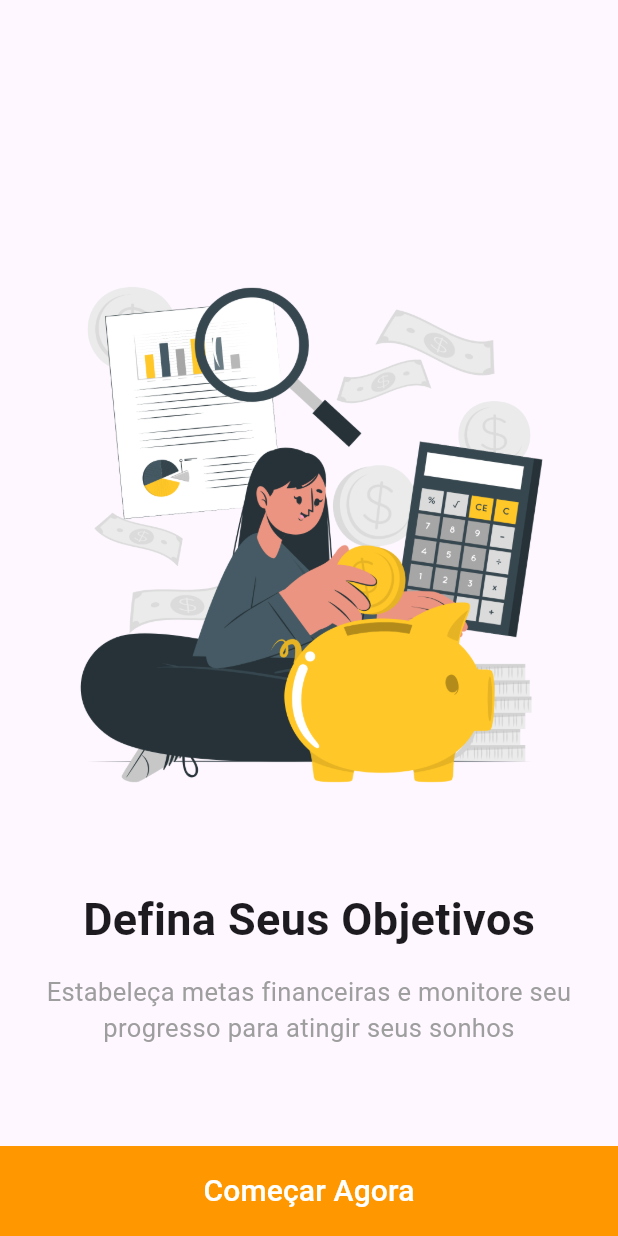
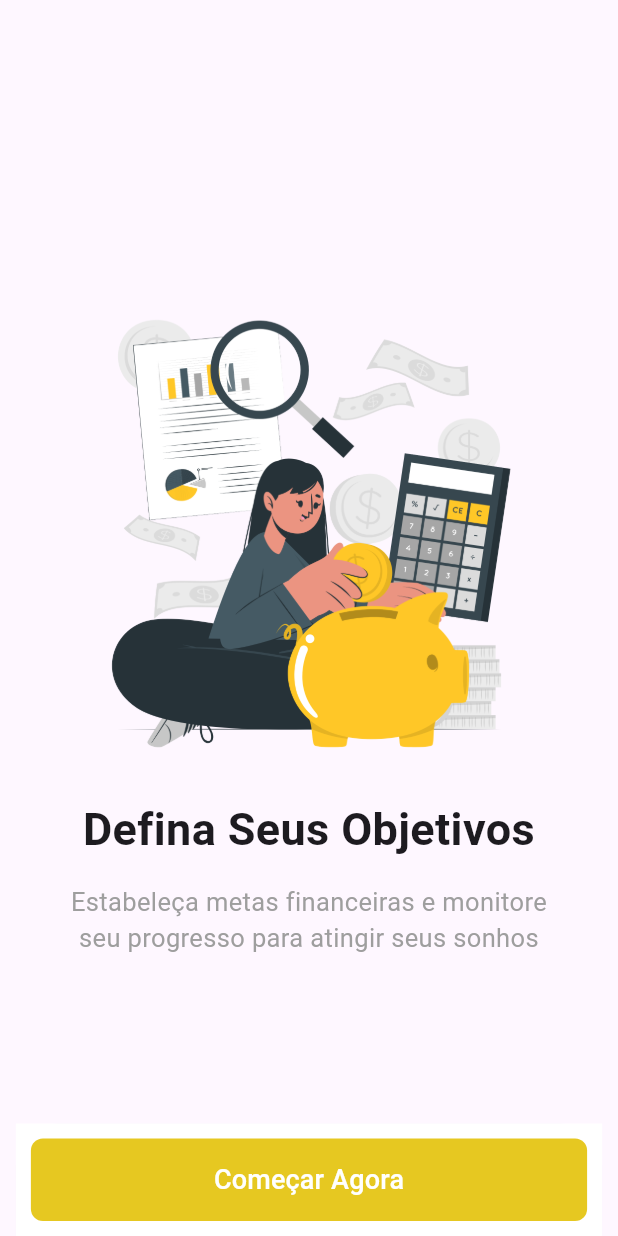
Before and after one commit to marlonangeli/ta-osso, a Flutter app: the screen it shows after launch, after a tap on "Pular", on a phone screen of 412 x 824 dp. Run offline on Flutter 3.47's test engine with Material 3 defaults, Android fonts, the light colour scheme and no system bars; our stand-ins replace smooth_page_indicator.

Commit message:
Onboarding completo

```diff
--- a/ta_osso/lib/Onboarding/onboarding_view.dart
+++ b/ta_osso/lib/Onboarding/onboarding_view.dart
@@ -13,36 +13,63 @@ class _OnboardingViewState extends State<OnboardingView> {
   final controller = OnboardingItems();
   final pageController = PageController();
   bool isLastPage = false;
-  int currentPage = 0;
 
   @override
   Widget build(BuildContext context) {
     return Scaffold(
-      bottomSheet: isLastPage ? getStarted(context) : buildBottomNavigation(),
+      bottomSheet: Container(
+        color: Colors.white,
+        padding: const EdgeInsets.symmetric(horizontal: 10, vertical: 10),
+        child: isLastPage
+            ? getStarted()
+            : Row(
+                mainAxisAlignment: MainAxisAlignment.spaceBetween,
+                children: [
+                  TextButton(
+                    onPressed: () =>
+                        pageController.jumpToPage(controller.items.length - 1),
+                    child: const Text("Pular"),
+                  ),
+                  SmoothPageIndicator(
+                    controller: pageController,
+                    count: controller.items.length,
+                    onDotClicked: (index) => pageController.animateToPage(
+                      index,
+                      duration: const Duration(milliseconds: 600),
+                      curve: Curves.easeIn,
+                    ),
+                    effect: const WormEffect(
+                      dotHeight: 12,
+                      dotWidth: 12,
+                      activeDotColor: Color(0xFFE6C821),
+                    ),
+                  ),
+                  TextButton(
+                    onPressed: () => pageController.nextPage(
+                      duration: const Duration(milliseconds: 600),
+                      curve: Curves.easeIn,
+                    ),
+                    child: const Text("Próximo"),
+                  ),
+                ],
+              ),
+      ),
       body: Container(
         margin: const EdgeInsets.symmetric(horizontal: 15),
         child: PageView.builder(
+          onPageChanged: (index) =>
+              setState(() => isLastPage = controller.items.length - 1 == index),
+          itemCount: controller.items.length,
           controller: pageController,
-          itemCount: controller.items.length,
-          onPageChanged: (index) {
-            setState(() {
-              currentPage = index;
-              isLastPage = index == controller.items.length - 1;
-            });
-          },
           itemBuilder: (context, index) {
-            return buildOnboardingPage(index);
-          },
-        ),
-      ),
-    );
-  }
-
-  Widget buildOnboardingPage(int index) {
             return Column(
               mainAxisAlignment: MainAxisAlignment.center,
               children: [
-        Image.asset(controller.items[index].image, height: 450),
+                Image.asset(
+                  controller.items[index].image,
+                  height: MediaQuery.of(context).size.height * 0.4,
+                  fit: BoxFit.contain,
+                ),
                 const SizedBox(height: 15),
                 Text(
                   controller.items[index].title,
@@ -50,9 +77,12 @@ class _OnboardingViewState extends State<OnboardingView> {
                     fontSize: 30,
                     fontWeight: FontWeight.bold,
                   ),
+                  textAlign: TextAlign.center,
                 ),
                 const SizedBox(height: 15),
-        Text(
+                Padding(
+                  padding: const EdgeInsets.symmetric(horizontal: 20),
+                  child: Text(
                     controller.items[index].description,
                     style: const TextStyle(
                       color: Colors.grey,
@@ -60,69 +90,35 @@ class _OnboardingViewState extends State<OnboardingView> {
                     ),
                     textAlign: TextAlign.center,
                   ),
+                ),
               ],
+            );
+          },
+        ),
+      ),
     );
   }
 
-  Widget buildBottomNavigation() {
+  Widget getStarted() {
     return Container(
-      color: Colors.white,
-      padding: const EdgeInsets.symmetric(horizontal: 10, vertical: 10),
-      child: Row(
-        mainAxisAlignment: MainAxisAlignment.spaceBetween,
-        children: [
-          TextButton(
-            onPressed: () =>
-                pageController.jumpToPage(controller.items.length - 1),
-            child: const Text('Pular'),
+      decoration: BoxDecoration(
+        borderRadius: BorderRadius.circular(8),
+        color: const Color(0xFFE6C821),
       ),
-          SmoothPageIndicator(
-            controller: pageController,
-            count: controller.items.length,
-            onDotClicked: (index) => pageController.animateToPage(
-              index,
-              duration: const Duration(milliseconds: 500),
-              curve: Curves.easeIn,
-            ),
-            effect: const WormEffect(
-              dotHeight: 12,
-              dotWidth: 12,
-              activeDotColor: Color.fromARGB(255, 230, 200, 33),
-            ),
-          ),
-          TextButton(
-            onPressed: () {
-              if (currentPage < controller.items.length - 1) {
-                pageController.nextPage(
-                  duration: const Duration(milliseconds: 500),
-                  curve: Curves.easeIn,
-                );
-              }
-            },
-            child: const Text('Próximo'),
-          ),
-        ],
-      ),
-    );
-  }
-}
-
-Widget getStarted(BuildContext context) {
-  return Container(
-    width: MediaQuery.of(context).size.width,
-    height: 60,
-    color: Colors.orange,
+      width: MediaQuery.of(context).size.width * 0.9,
+      height: 55,
       child: TextButton(
         onPressed: () {
-        // Nevar para a tela de login ou home
+          // Ação ao pressionar "Começar Agora"
         },
         child: const Text(
-        'Começar Agora',
+          "Começar Agora",
           style: TextStyle(
             color: Colors.white,
-          fontSize: 20,
+            fontSize: 18,
           ),
         ),
       ),
     );
   }
+}
```
Lines whose indentation alone changed are shown as unchanged.
